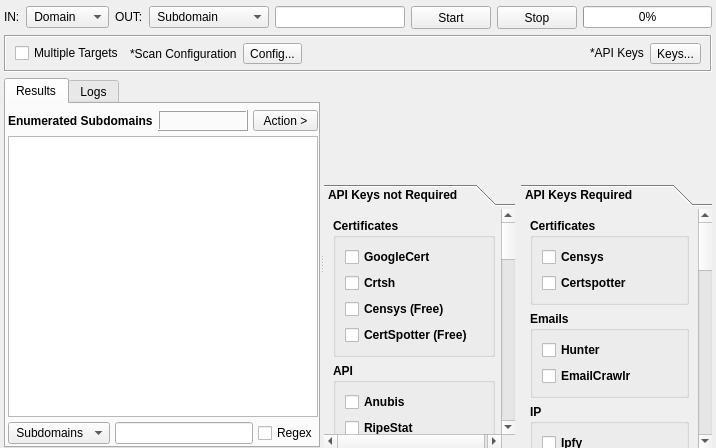
3nock/OTE, file sub3suite/src/engines/osint/Osint.ui: the form before one commit.
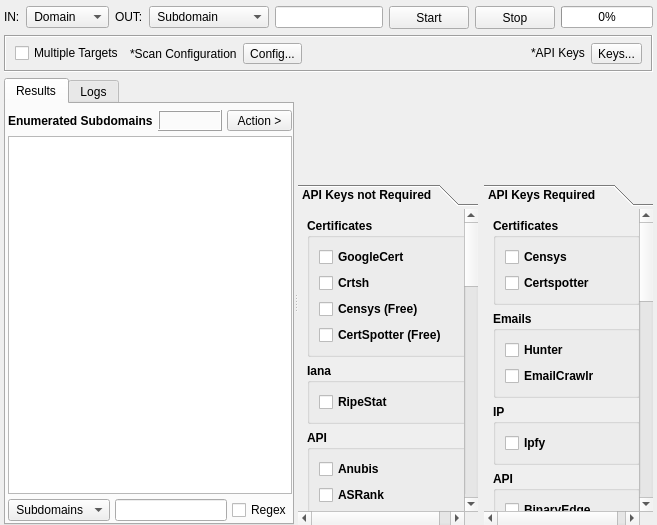
The form after the commit. Custom widgets are drawn as their Qt base class.

Diff of the .ui file:
```diff
--- a/sub3suite/src/engines/osint/Osint.ui
+++ b/sub3suite/src/engines/osint/Osint.ui
@@ -6,8 +6,8 @@
    <rect>
     <x>0</x>
     <y>0</y>
-    <width>716</width>
-    <height>448</height>
+    <width>657</width>
+    <height>525</height>
    </rect>
   </property>
   <property name="windowTitle">
@@ -736,7 +736,7 @@
               <x>0</x>
               <y>0</y>
               <width>177</width>
-              <height>1057</height>
+              <height>1136</height>
              </rect>
             </property>
             <attribute name="label">
@@ -780,6 +780,22 @@
                </layout>
               </widget>
              </item>
+             <item>
+              <widget class="QGroupBox" name="groupBox_10">
+               <property name="title">
+                <string>Iana</string>
+               </property>
+               <layout class="QVBoxLayout" name="verticalLayout_14">
+                <item>
+                 <widget class="QCheckBox" name="moduleRipe">
+                  <property name="text">
+                   <string>RipeStat</string>
+                  </property>
+                 </widget>
+                </item>
+               </layout>
+              </widget>
+             </item>
              <item>
               <widget class="QGroupBox" name="groupBox_2">
                <property name="title">
@@ -794,9 +810,16 @@
                  </widget>
                 </item>
                 <item>
-                 <widget class="QCheckBox" name="moduleRipe">
+                 <widget class="QCheckBox" name="moduleASRank">
                   <property name="text">
-                   <string>RipeStat</string>
+                   <string>ASRank</string>
+                  </property>
+                 </widget>
+                </item>
+                <item>
+                 <widget class="QCheckBox" name="moduleCirclPublic">
+                  <property name="text">
+                   <string>Circl (public)</string>
                   </property>
                  </widget>
                 </item>
@@ -1102,8 +1125,8 @@
             <property name="geometry">
              <rect>
               <x>0</x>
-              <y>-152</y>
-              <width>167</width>
+              <y>0</y>
+              <width>158</width>
               <height>932</height>
              </rect>
             </property>
```
